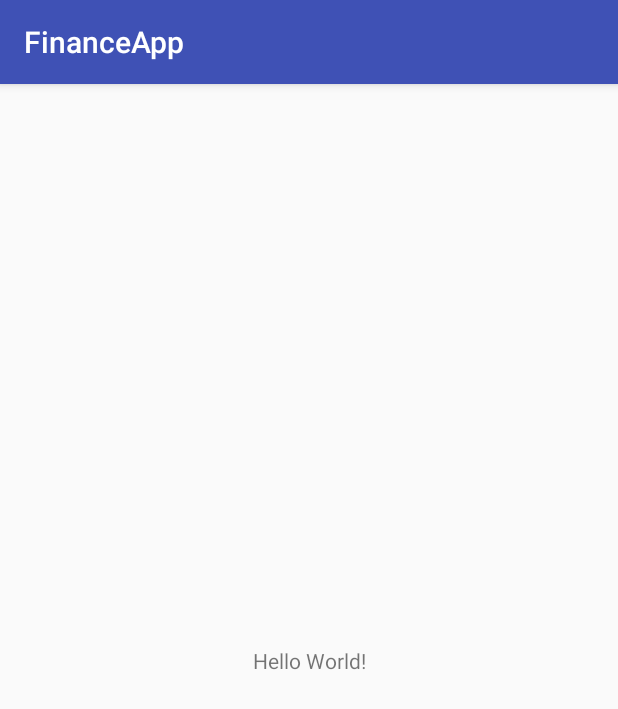
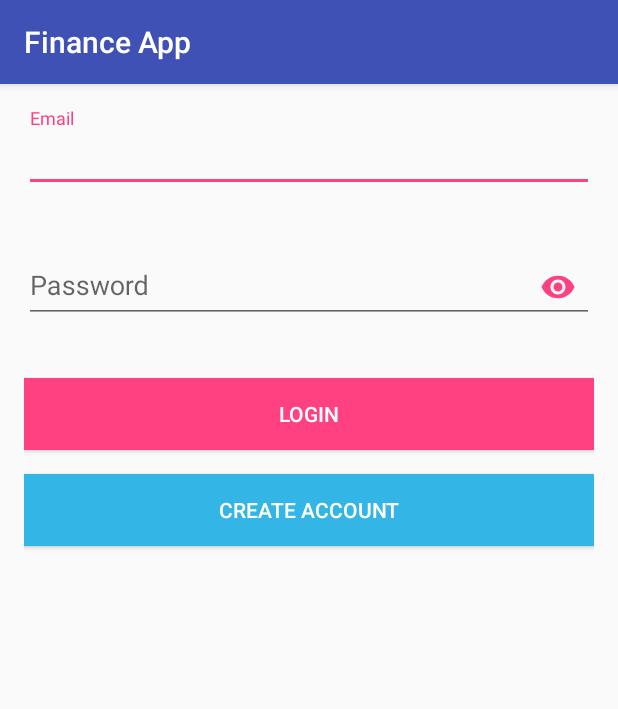
Before and after one commit to jones270/FinanceApp, an Android app: the screen it shows after launch (MainActivity before the commit, LoginActivity after it), on a phone screen of 412 x 824 dp. Shown: the top 709 px of the screen. Run offline under Robolectric (Android 15) with nearby library versions, the phone set to English and light mode, and no system bars.

Commit message:
Added activities (login, register)
Replaced TextView 'Create Account' with Button

```diff
--- a/app/build.gradle
+++ b/app/build.gradle
@@ -19,10 +19,11 @@ android {
 }
 
 dependencies {
-    implementation fileTree(dir: 'libs', include: ['*.jar'])
+    implementation fileTree(include: ['*.jar'], dir: 'libs')
     implementation 'com.android.support:appcompat-v7:26.1.0'
     implementation 'com.android.support.constraint:constraint-layout:1.0.2'
     testImplementation 'junit:junit:4.12'
     androidTestImplementation 'com.android.support.test:runner:1.0.1'
     androidTestImplementation 'com.android.support.test.espresso:espresso-core:2.2.2'
+    implementation 'com.android.support:design:27.0.2'
 }
--- a/app/src/main/AndroidManifest.xml
+++ b/app/src/main/AndroidManifest.xml
@@ -9,13 +9,15 @@
         android:roundIcon="@mipmap/ic_launcher_round"
         android:supportsRtl="true"
         android:theme="@style/AppTheme">
-        <activity android:name=".MainActivity">
+        <activity android:name=".activities.LoginActivity">
             <intent-filter>
                 <action android:name="android.intent.action.MAIN" />
 
                 <category android:name="android.intent.category.LAUNCHER" />
             </intent-filter>
         </activity>
+        <activity android:name=".activities.MainActivity" />
+        <activity android:name=".activities.RegisterActivity"></activity>
     </application>
 
 </manifest>
--- /dev/null
+++ b/app/src/main/java/sr/unasat/financeapp/activities/LoginActivity.java
@@ -0,0 +1,120 @@
+package sr.unasat.financeapp.activities;
+
+import android.content.Intent;
+import android.os.Bundle;
+import android.support.design.widget.Snackbar;
+import android.support.design.widget.TextInputLayout; // add dependency com.android.support:design
+import android.support.v7.app.AppCompatActivity;
+import android.view.View;
+import android.widget.Button;
+import android.widget.EditText;
+
+import sr.unasat.financeapp.R;
+import sr.unasat.financeapp.dao.SqliteHelper;
+import sr.unasat.financeapp.entities.User;
+
+public class LoginActivity extends AppCompatActivity {
+
+    // Declaration EditTexts
+    EditText editTextEmail;
+    EditText editTextPassword;
+
+    // Declaration TextInputLayout
+    TextInputLayout textInputLayoutEmail;
+    TextInputLayout textInputLayoutPassword;
+
+    // Declaration Buttons
+    Button buttonLogin;
+
+    // Declaration SqliteHelper
+    SqliteHelper sqliteHelper;
+
+    @Override
+    protected void onCreate(Bundle savedInstanceState) {
+        super.onCreate(savedInstanceState);
+        setContentView(R.layout.activity_login);
+        sqliteHelper = new SqliteHelper(this);
+        //initCreateAccountTextView();
+        initViews();
+
+        // Set click event of login button
+        buttonLogin.setOnClickListener(new View.OnClickListener() {
+            @Override
+            public void onClick(View view) {
+
+                //Check user input is correct or not
+                if (validate()) {
+
+                    //Get values from EditText fields
+                    String Email = editTextEmail.getText().toString();
+                    String Password = editTextPassword.getText().toString();
+
+                    //Authenticate user
+                    User currentUser = sqliteHelper.Authenticate(new User(null, null, Email, Password));
+
+                    //Check Authentication is successful or not
+                    if (currentUser != null) {
+                        Snackbar.make(buttonLogin, "Successfully Logged in!", Snackbar.LENGTH_LONG).show();
+
+                        //User Logged in Successfully Launch You home screen activity
+                        Intent intent = new Intent(LoginActivity.this,MainActivity.class);
+                        startActivity(intent);
+                        finish();
+                    } else {
+
+                        //User Logged in Failed
+                        Snackbar.make(buttonLogin, "Failed to log in , please try again", Snackbar.LENGTH_LONG).show();
+
+                    }
+                }
+            }
+        });
+
+    }
+
+    // When click on Create Account go to register activity
+    public void onButtonCreate(View view) {
+        Intent intent = new Intent(this, RegisterActivity.class);
+        startActivity(intent);
+    }
+
+    //this method is used to connect XML views to its Objects
+    private void initViews() {
+        editTextEmail = (EditText) findViewById(R.id.editTextEmail);
+        editTextPassword = (EditText) findViewById(R.id.editTextPassword);
+        textInputLayoutEmail = (TextInputLayout) findViewById(R.id.textInputLayoutEmail);
+        textInputLayoutPassword = (TextInputLayout) findViewById(R.id.textInputLayoutPassword);
+        buttonLogin = (Button) findViewById(R.id.buttonLogin);
+
+    }
+
+    //This method is used to validate input given by user
+    public boolean validate() {
+        boolean valid = false;
+
+        //Get values from EditText fields
+        String Email = editTextEmail.getText().toString();
+        String Password = editTextPassword.getText().toString();
+
+        //Handling validation for Email field
+        if (!android.util.Patterns.EMAIL_ADDRESS.matcher(Email).matches()) {
+            valid = false;
+            textInputLayoutEmail.setError("Please enter valid email!");
+        } else {
+            valid = true;
+            textInputLayoutEmail.setError(null);
+        }
+
+        //Handling validation for Password field
+        if (Password.isEmpty()) {
+            valid = false;
+            textInputLayoutPassword.setError("Please enter valid password!");
+        } else {
+            valid = true;
+            textInputLayoutPassword.setError(null);
+        }
+
+        return valid;
+    }
+
+}
--- a/app/src/main/java/sr/unasat/financeapp/MainActivity.java
+++ b/app/src/main/java/sr/unasat/financeapp/activities/MainActivity.java
@@ -1,7 +1,9 @@
-package sr.unasat.financeapp;
+package sr.unasat.financeapp.activities;
 
 import android.support.v7.app.AppCompatActivity;
 import android.os.Bundle;
+
+import sr.unasat.financeapp.R;
 
 public class MainActivity extends AppCompatActivity {
 
--- /dev/null
+++ b/app/src/main/java/sr/unasat/financeapp/dao/SqliteHelper.java
@@ -0,0 +1,122 @@
+package sr.unasat.financeapp.dao;
+
+import android.content.ContentValues;
+import android.content.Context;
+import android.database.Cursor;
+import android.database.sqlite.SQLiteDatabase;
+import android.database.sqlite.SQLiteOpenHelper;
+
+import sr.unasat.financeapp.entities.User;
+
+public class SqliteHelper extends SQLiteOpenHelper {
+
+    //DATABASE NAME
+    public static final String DATABASE_NAME = "finance";
+
+    //DATABASE VERSION
+    public static final int DATABASE_VERSION = 1;
+
+    //TABLE NAME
+    public static final String TABLE_USERS = "users";
+
+    //TABLE USERS COLUMNS
+    //ID COLUMN @primaryKey
+    public static final String KEY_ID = "id";
+
+    //COLUMN user name
+    public static final String KEY_USER_NAME = "username";
+
+    //COLUMN email
+    public static final String KEY_EMAIL = "email";
+
+    //COLUMN password
+    public static final String KEY_PASSWORD = "password";
+
+    //SQL for creating users table
+    public static final String SQL_TABLE_USERS = " CREATE TABLE " + TABLE_USERS
+            + " ( "
+            + KEY_ID + " INTEGER PRIMARY KEY, "
+            + KEY_USER_NAME + " TEXT, "
+            + KEY_EMAIL + " TEXT, "
+            + KEY_PASSWORD + " TEXT"
+            + " ) ";
+
+
+    public SqliteHelper(Context context) {
+        super(context, DATABASE_NAME, null, DATABASE_VERSION);
+    }
+
+    @Override
+    public void onCreate(SQLiteDatabase sqLiteDatabase) {
+        //Create Table when oncreate gets called
+        sqLiteDatabase.execSQL(SQL_TABLE_USERS);
+
+    }
+
+    @Override
+    public void onUpgrade(SQLiteDatabase sqLiteDatabase, int i, int i1) {
+        //drop table to create new one if database version updated
+        sqLiteDatabase.execSQL(" DROP TABLE IF EXISTS " + TABLE_USERS);
+    }
+
+    //using this method we can add users to user table
+    public void addUser(User user) {
+
+        //get writable database
+        SQLiteDatabase db = this.getWritableDatabase();
+
+        //create content values to insert
+        ContentValues values = new ContentValues();
+
+        //Put username in  @values
+        values.put(KEY_USER_NAME, user.userName);
+
+        //Put email in  @values
+        values.put(KEY_EMAIL, user.email);
+
+        //Put password in  @values
+        values.put(KEY_PASSWORD, user.password);
+
+        // insert row
+        long todo_id = db.insert(TABLE_USERS, null, values);
+    }
+
+    public User Authenticate(User user) {
+        SQLiteDatabase db = this.getReadableDatabase();
+        Cursor cursor = db.query(TABLE_USERS,// Selecting Table
+                new String[]{KEY_ID, KEY_USER_NAME, KEY_EMAIL, KEY_PASSWORD},//Selecting columns want to query
+                KEY_EMAIL + "=?",
+                new String[]{user.email},//Where clause
+                null, null, null);
+
+        if (cursor != null && cursor.moveToFirst()&& cursor.getCount()>0) {
+            //if cursor has value then in user database there is user associated with this given email
+            User user1 = new User(cursor.getString(0), cursor.getString(1), cursor.getString(2), cursor.getString(3));
+
+            //Match both passwords check they are same or not
+            if (user.password.equalsIgnoreCase(user1.password)) {
+                return user1;
+            }
+        }
+
+        //if user password does not matches or there is no record with that email then return @false
+        return null;
+    }
+
+    public boolean isEmailExists(String email) {
+        SQLiteDatabase db = this.getReadableDatabase();
+        Cursor cursor = db.query(TABLE_USERS,// Selecting Table
+                new String[]{KEY_ID, KEY_USER_NAME, KEY_EMAIL, KEY_PASSWORD},//Selecting columns want to query
+                KEY_EMAIL + "=?",
+                new String[]{email},//Where clause
+                null, null, null);
+
+        if (cursor != null && cursor.moveToFirst()&& cursor.getCount()>0) {
+            //if cursor has value then in user database there is user associated with this given email so return true
+            return true;
+        }
+
+        //if email does not exist return false
+        return false;
+    }
+}
--- /dev/null
+++ b/app/src/main/res/layout/activity_login.xml
@@ -0,0 +1,72 @@
+<LinearLayout
+    xmlns:android="http://schemas.android.com/apk/res/android"
+    xmlns:app="http://schemas.android.com/apk/res-auto"
+    xmlns:tools="http://schemas.android.com/tools"
+    android:layout_width="match_parent"
+    android:layout_height="match_parent"
+    android:layout_gravity="center_vertical"
+    android:layout_marginLeft="16dp"
+    android:layout_marginRight="16dp"
+    android:orientation="vertical">
+
+    <!--<ImageView
+        android:id="@+id/imageView"
+        android:layout_width="wrap_content"
+        android:layout_height="wrap_content"
+        android:layout_gravity="center_horizontal"
+        android:layout_margin="16dp"
+        android:src="@drawable/logo" />!-->
+
+    <android.support.design.widget.TextInputLayout
+        android:id="@+id/textInputLayoutEmail"
+        android:layout_width="match_parent"
+        android:layout_height="wrap_content"
+        android:layout_marginTop="16dp"
+        app:errorEnabled="true">
+
+        <android.support.design.widget.TextInputEditText
+            android:id="@+id/editTextEmail"
+            android:layout_width="match_parent"
+            android:layout_height="wrap_content"
+            android:hint="@string/email"
+            android:inputType="textEmailAddress" />
+    </android.support.design.widget.TextInputLayout>
+
+    <android.support.design.widget.TextInputLayout
+        android:id="@+id/textInputLayoutPassword"
+        android:layout_width="match_parent"
+        android:layout_height="wrap_content"
+        android:layout_marginTop="8dp"
+        app:errorEnabled="true"
+        app:passwordToggleEnabled="true"
+        app:passwordToggleTint="@color/colorAccent">
+
+        <android.support.design.widget.TextInputEditText
+            android:id="@+id/editTextPassword"
+            android:layout_width="match_parent"
+            android:layout_height="wrap_content"
+            android:hint="@string/password"
+            android:inputType="textPassword" />
+    </android.support.design.widget.TextInputLayout>
+
+    <Button
+        android:id="@+id/buttonLogin"
+        android:layout_width="match_parent"
+        android:layout_height="wrap_content"
+        android:layout_gravity="center_horizontal"
+        android:layout_marginTop="16dp"
+        android:background="@color/colorAccent"
+        android:text="@string/login"
+        android:textColor="@android:color/white" />
+
+    <Button
+        android:id="@+id/buttonCreate"
+        android:layout_width="match_parent"
+        android:layout_height="wrap_content"
+        android:layout_gravity="center_horizontal"
+        android:layout_marginTop="16dp"
+        android:background="@android:color/holo_blue_light"
+        android:text="@string/create"
+        android:onClick="onButtonCreate"
+        android:textColor="@android:color/white" />
+</LinearLayout>
--- a/app/src/main/res/layout/activity_main.xml
+++ b/app/src/main/res/layout/activity_main.xml
@@ -4,15 +4,6 @@
     xmlns:tools="http://schemas.android.com/tools"
     android:layout_width="match_parent"
     android:layout_height="match_parent"
-    tools:context="sr.unasat.financeapp.MainActivity">
-
-    <TextView
-        android:layout_width="wrap_content"
-        android:layout_height="wrap_content"
-        android:text="Hello World!"
-        app:layout_constraintBottom_toBottomOf="parent"
-        app:layout_constraintLeft_toLeftOf="parent"
-        app:layout_constraintRight_toRightOf="parent"
-        app:layout_constraintTop_toTopOf="parent" />
+    tools:context="sr.unasat.financeapp.activities.MainActivity">
 
 </android.support.constraint.ConstraintLayout>
--- a/app/src/main/res/values/strings.xml
+++ b/app/src/main/res/values/strings.xml
@@ -1,3 +1,11 @@
 <resources>
-    <string name="app_name">FinanceApp</string>
+    <string name="app_name">Finance App</string>
+    <string name="create_account"><font color="#00ff00">text</font></string>
+    <string name="email">Email</string>
+    <string name="password">Password</string>
+    <string name="login">Login</string>
+    <string name="create">Create Account</string>
+    <string name="username">Username</string>
+    <string name="register">Register</string>
+    <string name="back_to_login">Back to Login</string>
 </resources>
```
Also changed, not shown: app/src/main/java/sr/unasat/financeapp/activities/RegisterActivity.java (added, +135 -0 lines), app/src/main/java/sr/unasat/financeapp/entities/User.java (added, +16 -0 lines), app/src/main/res/layout/activity_register.xml (added, +86 -0 lines).
